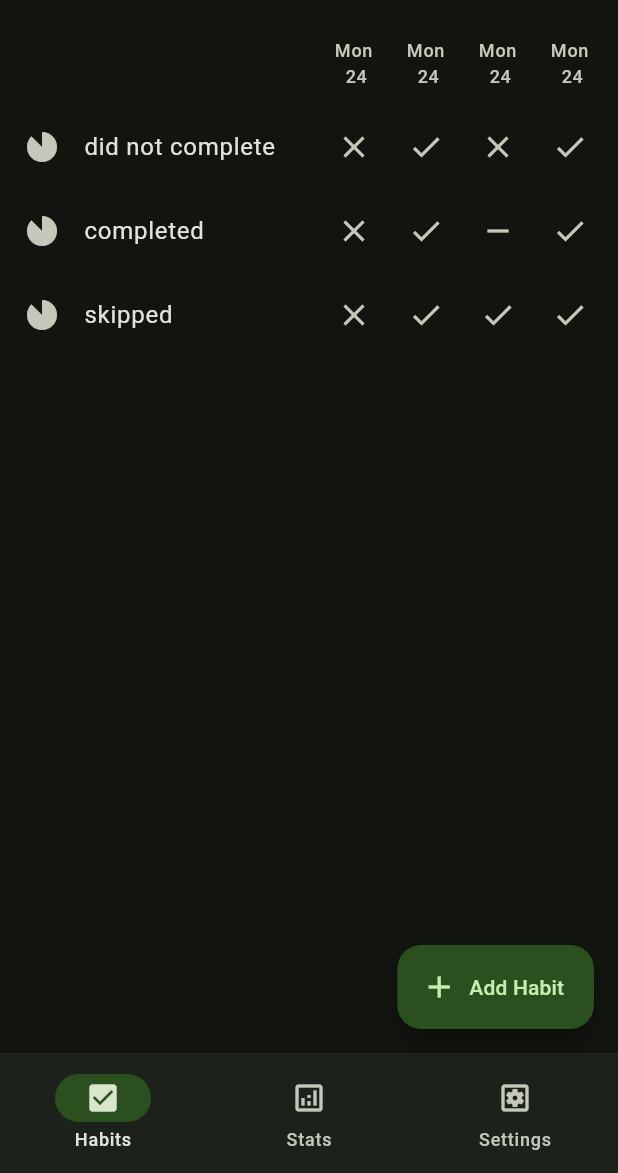
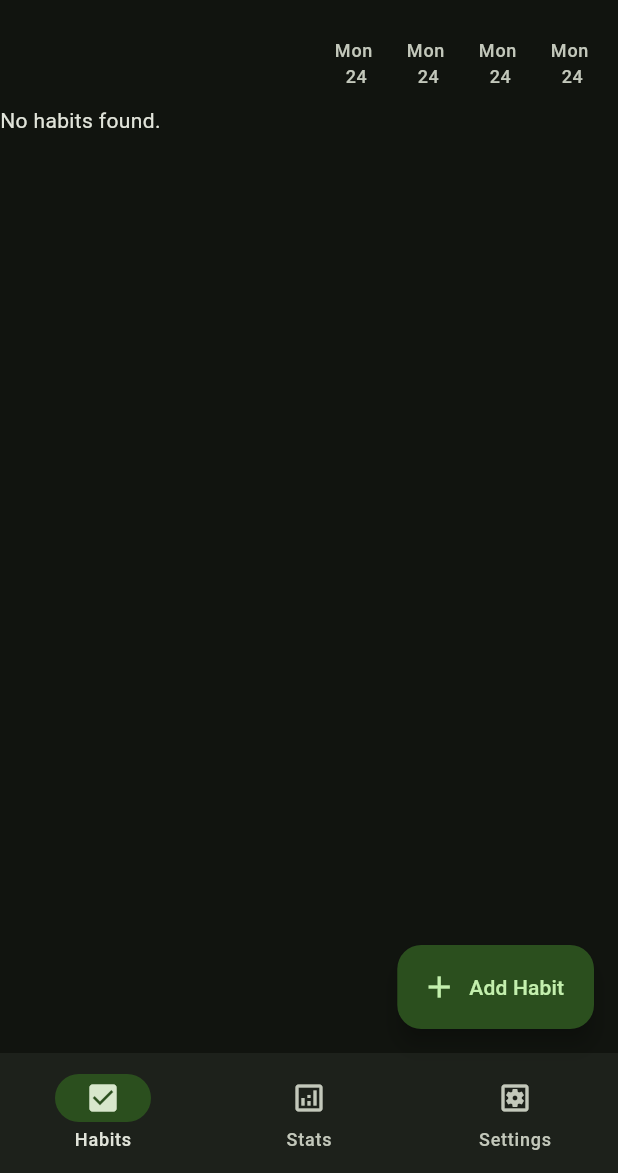
Before and after one commit to vijayv996/lhtmd3, a Flutter app: the screen it shows after launch, on a phone screen of 412 x 824 dp, the part 63-1236 px from its top. Run offline on Flutter 3.47's test engine with Material 3 defaults, Android fonts, the phone set to English and light mode, and no system bars; our stand-ins replace sqflite, sqflite_common_ffi; accounts and stored records are empty.

Commit message:
wip urgent commit

```diff
--- a/lib/pages/habits_page.dart
+++ b/lib/pages/habits_page.dart
@@ -1,30 +1,50 @@
 import 'package:flutter/material.dart';
 import 'package:lhtmd3/components/date_tile.dart';
+import 'package:lhtmd3/models/habit.dart';
+import 'package:lhtmd3/models/habit_entry.dart';
+import 'package:lhtmd3/models/habit_with_entries.dart';
+import 'package:lhtmd3/services/database.dart';
 
-class Habits extends StatelessWidget {
+class Habits extends StatefulWidget {
   const Habits({super.key});
 
   @override
+  State<Habits> createState() => _HabitsState();
+}
+
+class _HabitsState extends State<Habits> {
+  @override
   Widget build(BuildContext context) {
+    var width = MediaQuery.sizeOf(context).width;
+    int maxIcons = ((width - 200) / 45).floor().clamp(1, 100);
+    final databaseService = DatabaseService();
+    final habitsList = databaseService.getHabitsWithEntries(maxIcons);
     return ListView(
       children: [
         // TODO: send dates list
         DateTile(),
-        // TODO: write a for loop with text, and state of each date tile
-        HabitTile(
-          habitName: 'did not complete',
-          habitStates: [0,1,0,1,2],
-          habitToggle: () {},
-        ),
-        HabitTile(
-          habitName: 'completed',
-          habitStates: [0,1,2,1,2],
-          habitToggle: () {},
-        ),
-        HabitTile(
-          habitName: 'skipped',
-          habitStates: [0,1,1,1,0],
-          habitToggle: () {},
+        FutureBuilder<List<HabitWithEntries>>(
+          future: habitsList,
+          builder: (context, snapshot) {
+            if (snapshot.connectionState == ConnectionState.waiting) {
+              return CircularProgressIndicator(); // Or some other loading indicator
+            } else if (snapshot.hasError) {
+              return Text('Error: ${snapshot.error}');
+            } else if (!snapshot.hasData || snapshot.data!.isEmpty) {
+              return Text('No habits found.');
+            } else {
+              return Column(
+                children: snapshot.data!.map((habit) {
+                  return HabitTile(
+                    habitName: habit.habit.habitName,
+                    habitId: habit.habit.habitId!,
+                    habitType: habit.habit.habitType,
+                    habitEntries: habit.entries,
+                  );
+                }).toList(),
+              );
+            }
+          },
         ),
       ],
     );
@@ -33,14 +53,16 @@ class Habits extends StatelessWidget {
 
 class HabitTile extends StatefulWidget {
   final String habitName;
-  final List<int> habitStates;
-  final VoidCallback habitToggle;
+  final int habitId;
+  final HabitType habitType;
+  final List<HabitEntry> habitEntries;
 
   const HabitTile({
     super.key,
     required this.habitName,
-    required this.habitStates,
-    required this.habitToggle,
+    required this.habitId,
+    required this.habitType,
+    required this.habitEntries,
   });
 
   @override
@@ -54,27 +76,29 @@ class _HabitTileState extends State<HabitTile> {
   Widget build(BuildContext context) {
     return LayoutBuilder(
       builder: (context, constraints) {
-        int maxIcons = ((constraints.maxWidth - 200) / 45).floor().clamp(1, 100);
-
+        // int maxIcons = ((constraints.maxWidth - 200) / 45).floor().clamp(1, 100);
         return ListTile(
           contentPadding: EdgeInsets.only(left: 16.0, right: 8.0),
           title: Text(widget.habitName),
           leading: Icon(Icons.incomplete_circle),
           trailing: Wrap(
-            // spacing: 10,
             children: [
-              for (int i = 0; i < maxIcons; i++) ...[
+              for(final entry in widget.habitEntries)
                 SizedBox(
                   height: 48,
                   width: 48,
-                  child: IconButton(
-                    onPressed: () { setState(() {
-                      // TODO: update the database & icon
-                    }); },
-                    icon: Icon(widget.habitStates[i] == 0 ? Icons.close : widget.habitStates[i] == 1 ? Icons.check : Icons.remove)
-                  ),
+                  child: widget.habitType == HabitType.yesNo
+                    ? IconButton(onPressed: () async {
+                      final databaseService = DatabaseService();
+                      final entry = HabitEntry(
+                        entryId: entryId,
+                        habitId: habitId,
+                        entryDate: entryDate,
+                        value: value
+                      );
+                    }, icon: _getIconForEntry(entry.value))
+                    : Text('temp'),
                 ),
-              ],
             ],
           ),
         );
@@ -82,3 +106,9 @@ class _HabitTileState extends State<HabitTile> {
     );
   }
 }
+
+Widget _getIconForEntry(double value) {
+  return Icon(
+    value == 0 ? Icons.close : value == 1 ? Icons.check : Icons.remove,
+  );
+}
```
